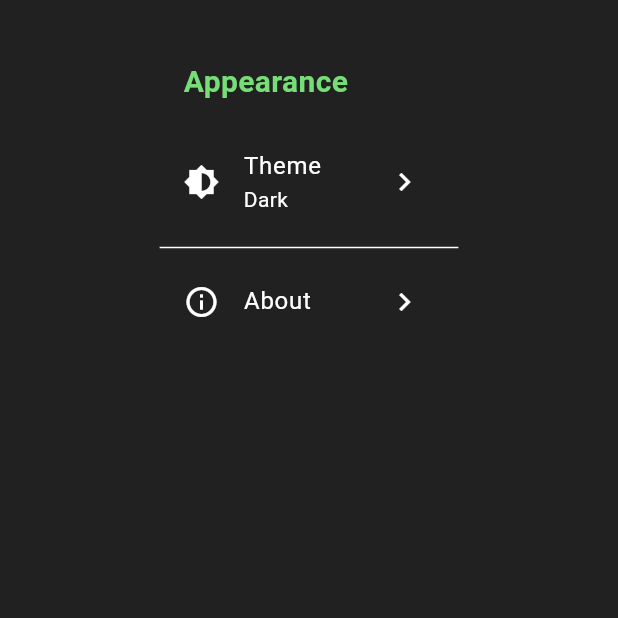
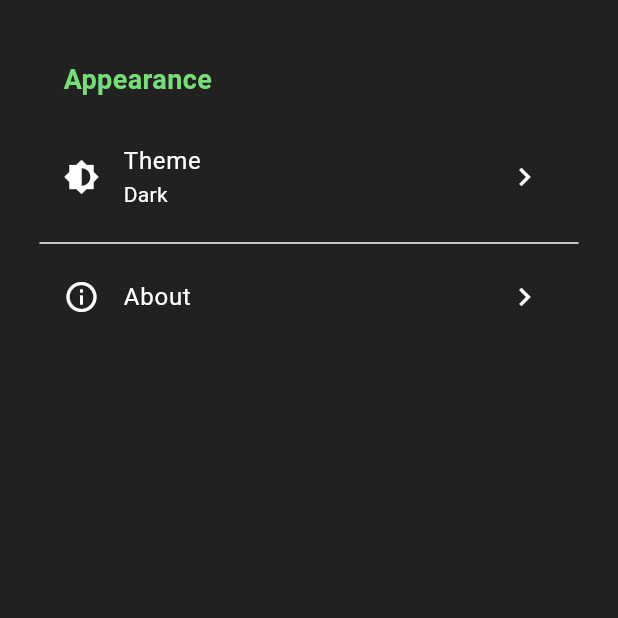
Before and after one commit to EmanuelEnan/Just-3, a Flutter app: the screen it shows after launch, after a tap on "Settings", on a phone screen of 412 x 824 dp, the top half of it. Run offline on Flutter 3.47's test engine with Material 3 defaults, Android fonts, the phone set to English and light mode, and no system bars; our stand-ins replace confetti, firebase_analytics, firebase_core, hive_ce, hive_ce_flutter; accounts and stored records are empty; generated files the repository leaves out were written again.

Commit message:
updated v4.0

```diff
--- a/lib/features/screens/history_screen.dart
+++ b/lib/features/screens/history_screen.dart
@@ -126,7 +126,8 @@ class HistoryScreenState extends State<HistoryScreen> {
                       final isFullyCompleted =
                           completedCount == totalTasks && totalTasks == 3;
 
-                      return Card(
+                      return Expanded(
+                        child: Card(
                           margin: EdgeInsets.only(bottom: 10),
                           elevation: 2,
                           child: ExpansionTile(
@@ -211,6 +212,7 @@ class HistoryScreenState extends State<HistoryScreen> {
                               ),
                             ],
                           ),
+                        ),
                       );
                     },
                   ),
--- a/lib/features/screens/home_screen.dart
+++ b/lib/features/screens/home_screen.dart
@@ -7,6 +7,8 @@ import 'package:just_3/core/constants/app_colors.dart';
 import 'package:just_3/core/constants/app_text_style.dart';
 import 'package:just_3/features/screens/history_screen.dart';
 import 'package:just_3/features/screens/settings_screen.dart';
+import 'package:just_3/features/widgets/fire_strike_animation.dart';
+import 'package:just_3/features/widgets/hover_container.dart';
 
 class HomeScreen extends StatefulWidget {
   final Function(ThemeMode) onThemeChanged;
@@ -659,7 +661,19 @@ class _HomeScreenState extends State<HomeScreen> with TickerProviderStateMixin {
       body: SafeArea(
         child: Center(
           child: Container(
-            // width: MediaQuery.sizeOf(context).width * .6,
+            width: MediaQuery.of(context).size.width > 600
+                ? MediaQuery.sizeOf(context).width * .6
+                : null,
+            margin: EdgeInsets.symmetric(vertical: 20),
+            decoration: BoxDecoration(
+              color: Theme.of(context).scaffoldBackgroundColor,
+              borderRadius: BorderRadius.circular(8),
+              border: Border.all(
+                color: MediaQuery.of(context).size.width > 600
+                    ? AppColors.pastelGreenColor
+                    : Colors.transparent,
+              ),
+            ),
             padding: const EdgeInsets.symmetric(horizontal: 35.0),
             child: Column(
               crossAxisAlignment: CrossAxisAlignment.center,
@@ -669,11 +683,11 @@ class _HomeScreenState extends State<HomeScreen> with TickerProviderStateMixin {
                   'Just 3',
                   style: kLargeHeading.copyWith(
                     fontSize: MediaQuery.of(context).size.width < 600
-                        ? MediaQuery.of(context).size.width * .06
-                        : MediaQuery.of(context).size.width * .06,
+                        ? MediaQuery.of(context).size.width * .05
+                        : MediaQuery.of(context).size.width * .05,
                   ),
                 ),
-                SizedBox(height: 10),
+                SizedBox(height: 8),
                 RichText(
                   textAlign: TextAlign.center,
                   text: TextSpan(
@@ -683,7 +697,7 @@ class _HomeScreenState extends State<HomeScreen> with TickerProviderStateMixin {
                         style: kHeading.copyWith(
                           fontSize: MediaQuery.of(context).size.width < 600
                               ? 16
-                              : 20,
+                              : 23,
                           color: Theme.of(context).textTheme.bodyLarge?.color,
                         ),
                       ),
@@ -691,8 +705,8 @@ class _HomeScreenState extends State<HomeScreen> with TickerProviderStateMixin {
                         text: 'NO MORE',
                         style: kSemiLargeHeading.copyWith(
                           fontSize: MediaQuery.of(context).size.width < 600
-                              ? 23
-                              : 28,
+                              ? 24
+                              : 30,
                           color: AppColors.pastelGreenColor,
                         ),
                       ),
@@ -774,9 +788,12 @@ class _HomeScreenState extends State<HomeScreen> with TickerProviderStateMixin {
                                             child: Align(
                                               alignment: Alignment.centerLeft,
                                               child: CustomPaint(
-                                                painter: StrikeThroughPainter(
+                                                painter:
+                                                    LightningStrikeThroughPainter(
+                                                      // or LightningStrikeThroughPainter, etc.
                                                       progress:
-                                                      strikeAnimations[i].value,
+                                                          strikeAnimations[i]
+                                                              .value,
                                                     ),
                                                 child: Container(height: 1),
                                               ),
@@ -797,33 +814,42 @@ class _HomeScreenState extends State<HomeScreen> with TickerProviderStateMixin {
                     padding: const EdgeInsets.only(top: 12.0),
                     child: Column(
                       children: [
-                        Container(
-                          padding: EdgeInsets.all(15),
+                        HoverContainer(
                           width: taskCardWidth,
-                          decoration: BoxDecoration(
-                            borderRadius: BorderRadius.circular(10),
                           color: Colors.blueGrey,
+                          boxShadow: [
+                            BoxShadow(
+                              color: AppColors.warmOrangeColor,
+                              blurRadius: 4,
+                              offset: Offset(2, 2),
                             ),
+                          ],
                           child: Text('Task #1', style: kRegular),
                         ),
-                        SizedBox(height: 7),
-                        Container(
-                          padding: EdgeInsets.all(15),
+                        SizedBox(height: 14),
+                        HoverContainer(
                           width: taskCardWidth,
-                          decoration: BoxDecoration(
-                            borderRadius: BorderRadius.circular(10),
                           color: Colors.blueGrey,
+                          boxShadow: [
+                            BoxShadow(
+                              color: AppColors.warmOrangeColor,
+                              blurRadius: 4,
+                              offset: Offset(2, 2),
                             ),
+                          ],
                           child: Text('Task #2', style: kRegular),
                         ),
-                        SizedBox(height: 7),
-                        Container(
-                          padding: EdgeInsets.all(15),
+                        SizedBox(height: 14),
+                        HoverContainer(
                           width: taskCardWidth,
-                          decoration: BoxDecoration(
-                            borderRadius: BorderRadius.circular(10),
                           color: Colors.blueGrey,
+                          boxShadow: [
+                            BoxShadow(
+                              color: AppColors.warmOrangeColor,
+                              blurRadius: 4,
+                              offset: Offset(2, 2),
                             ),
+                          ],
                           child: Text('Task #3', style: kRegular),
                         ),
                       ],
@@ -835,23 +861,29 @@ class _HomeScreenState extends State<HomeScreen> with TickerProviderStateMixin {
                     padding: const EdgeInsets.all(12.0),
                     child: Column(
                       children: [
-                        Container(
-                          padding: EdgeInsets.all(15),
+                        HoverContainer(
                           width: taskCardWidth,
-                          decoration: BoxDecoration(
-                            borderRadius: BorderRadius.circular(10),
                           color: Colors.blueGrey,
+                          boxShadow: [
+                            BoxShadow(
+                              color: AppColors.warmOrangeColor,
+                              blurRadius: 4,
+                              offset: Offset(2, 2),
                             ),
+                          ],
                           child: Text('Task #2', style: kRegular),
                         ),
-                        SizedBox(height: 12),
-                        Container(
-                          padding: EdgeInsets.all(15),
+                        SizedBox(height: 14),
+                        HoverContainer(
                           width: taskCardWidth,
-                          decoration: BoxDecoration(
-                            borderRadius: BorderRadius.circular(10),
                           color: Colors.blueGrey,
+                          boxShadow: [
+                            BoxShadow(
+                              color: AppColors.warmOrangeColor,
+                              blurRadius: 4,
+                              offset: Offset(2, 2),
                             ),
+                          ],
                           child: Text('Task #3', style: kRegular),
                         ),
                       ],
@@ -863,13 +895,16 @@ class _HomeScreenState extends State<HomeScreen> with TickerProviderStateMixin {
                     padding: const EdgeInsets.all(12.0),
                     child: Column(
                       children: [
-                        Container(
-                          padding: EdgeInsets.all(15),
+                        HoverContainer(
                           width: taskCardWidth,
-                          decoration: BoxDecoration(
-                            borderRadius: BorderRadius.circular(10),
                           color: Colors.blueGrey,
+                          boxShadow: [
+                            BoxShadow(
+                              color: AppColors.warmOrangeColor,
+                              blurRadius: 4,
+                              offset: Offset(2, 2),
                             ),
+                          ],
                           child: Text('Task #3', style: kRegular),
                         ),
                       ],
@@ -884,6 +919,13 @@ class _HomeScreenState extends State<HomeScreen> with TickerProviderStateMixin {
                     decoration: BoxDecoration(
                       color: AppColors.pastelGreenColor,
                       borderRadius: BorderRadius.circular(8),
+                      boxShadow: [
+                        BoxShadow(
+                          color: AppColors.warmOrangeColor,
+                          blurRadius: 4,
+                          offset: Offset(2, 2),
+                        ),
+                      ],
                     ),
                     child: Text(
                       '✓ Completed',
@@ -982,26 +1024,26 @@ class _HomeScreenState extends State<HomeScreen> with TickerProviderStateMixin {
 }
 
 // Custom painter for animated strike-through line
-class StrikeThroughPainter extends CustomPainter {
-  final double progress;
+// class StrikeThroughPainter extends CustomPainter {
+//   final double progress;
 
-  StrikeThroughPainter({required this.progress});
+//   StrikeThroughPainter({required this.progress});
 
-  @override
-  void paint(Canvas canvas, Size size) {
-    final paint = Paint()
-      ..color = Colors.black
-      ..strokeWidth = 1.5
-      ..style = PaintingStyle.stroke;
+//   @override
+//   void paint(Canvas canvas, Size size) {
+//     final paint = Paint()
+//       ..color = Colors.black
+//       ..strokeWidth = 1.5
+//       ..style = PaintingStyle.stroke;
 
-    final startPoint = Offset(0, size.height / 2);
-    final endPoint = Offset(size.width * progress, size.height / 2);
+//     final startPoint = Offset(0, size.height / 2);
+//     final endPoint = Offset(size.width * progress, size.height / 2);
 
-    canvas.drawLine(startPoint, endPoint, paint);
-  }
+//     canvas.drawLine(startPoint, endPoint, paint);
+//   }
 
-  @override
-  bool shouldRepaint(StrikeThroughPainter oldDelegate) {
-    return oldDelegate.progress != progress;
-  }
-}
+//   @override
+//   bool shouldRepaint(StrikeThroughPainter oldDelegate) {
+//     return oldDelegate.progress != progress;
+//   }
+// }
--- a/lib/features/screens/settings_screen.dart
+++ b/lib/features/screens/settings_screen.dart
@@ -48,10 +48,35 @@ class _SettingsScreenState extends State<SettingsScreen> {
   Widget build(BuildContext context) {
     return Scaffold(
       body: SafeArea(
-        child: Center(
+        child: LayoutBuilder(
+          builder: (context, constraints) {
+            // Determine container width based on screen size
+            double containerWidth;
+            if (constraints.maxWidth > 1200) {
+              // Desktop/Large screens
+              containerWidth = constraints.maxWidth * 0.4;
+            } else if (constraints.maxWidth > 800) {
+              // Tablet/Medium screens
+              containerWidth = constraints.maxWidth * 0.6;
+            } else if (constraints.maxWidth > 600) {
+              // Small tablet
+              containerWidth = constraints.maxWidth * 0.8;
+            } else {
+              // Mobile
+              containerWidth = constraints.maxWidth * 0.95;
+            }
+
+            return Center(
               child: Container(
-            width: MediaQuery.of(context).size.width * .6,
-            padding: EdgeInsets.all(24),
+                width: containerWidth,
+                constraints: BoxConstraints(
+                  maxWidth: 800, // Maximum width limit
+                  minWidth: 300, // Minimum width
+                ),
+                padding: EdgeInsets.symmetric(
+                  horizontal: constraints.maxWidth > 600 ? 24 : 16,
+                  vertical: 24,
+                ),
                 child: ListView(
                   children: [
                     Padding(
@@ -59,7 +84,7 @@ class _SettingsScreenState extends State<SettingsScreen> {
                       child: Text(
                         'Appearance',
                         style: TextStyle(
-                      fontSize: 20,
+                          fontSize: constraints.maxWidth > 600 ? 20 : 18,
                           fontWeight: FontWeight.bold,
                           color: AppColors.pastelGreenColor,
                         ),
@@ -71,9 +96,7 @@ class _SettingsScreenState extends State<SettingsScreen> {
                       title: Text('Theme'),
                       subtitle: Text(_getThemeDisplayName(_selectedTheme)),
                       trailing: Icon(Icons.chevron_right),
-                  onTap: () {
-                    _showThemeDialog();
-                  },
+                      onTap: _showThemeDialog,
                     ),
 
                     Divider(),
@@ -82,13 +105,13 @@ class _SettingsScreenState extends State<SettingsScreen> {
                       leading: Icon(Icons.info_outline),
                       title: Text('About'),
                       trailing: Icon(Icons.chevron_right),
-                  onTap: () {
-                    _showAboutDialog();
-                  },
+                      onTap: _showAboutDialog,
                     ),
                   ],
                 ),
               ),
+            );
+          },
         ),
       ),
     );
--- /dev/null
+++ b/lib/features/widgets/hover_container.dart
@@ -0,0 +1,76 @@
+import 'package:flutter/material.dart';
+
+class HoverContainer extends StatefulWidget {
+  final Widget child;
+  final double? width;
+  final EdgeInsets? padding;
+  final Color? color;
+  final BorderRadius? borderRadius;
+  final List<BoxShadow>? boxShadow;
+
+  const HoverContainer({
+    super.key,
+    required this.child,
+    this.width,
+    this.padding,
+    this.color,
+    this.borderRadius,
+    this.boxShadow,
+  });
+
+  @override
+  HoverContainerState createState() => HoverContainerState();
+}
+
+class HoverContainerState extends State<HoverContainer> {
+  bool _isHovering = false;
+
+  @override
+  Widget build(BuildContext context) {
+    return MouseRegion(
+      onEnter: (_) => setState(() => _isHovering = true),
+      onExit: (_) => setState(() => _isHovering = false),
+      cursor: SystemMouseCursors.click,
+      child: AnimatedContainer(
+        duration: Duration(milliseconds: 200),
+        curve: Curves.easeInOut,
+        transform: Matrix4.translationValues(0, _isHovering ? -5 : 0, 0),
+        padding: widget.padding ?? EdgeInsets.all(15),
+        width: widget.width,
+        decoration: BoxDecoration(
+          borderRadius: widget.borderRadius ?? BorderRadius.circular(10),
+          color: widget.color ?? Colors.blueGrey,
+          boxShadow: widget.boxShadow?.map((shadow) {
+            return BoxShadow(
+              color: shadow.color,
+              blurRadius: _isHovering
+                  ? shadow.blurRadius * 2
+                  : shadow.blurRadius,
+              offset: _isHovering
+                  ? Offset(shadow.offset.dx, shadow.offset.dy * 2)
+                  : shadow.offset,
+              spreadRadius: _isHovering
+                  ? (shadow.spreadRadius + 2)
+                  : shadow.spreadRadius,
+            );
+          }).toList(),
+        ),
+        child: widget.child,
+      ),
+    );
+  }
+}
+
+// // Usage:
+// HoverContainer(
+//   width: taskCardWidth,
+//   color: Colors.blueGrey,
+//   boxShadow: [
+//     BoxShadow(
+//       color: AppColors.warmOrangeColor,
+//       blurRadius: 4,
+//       offset: Offset(2, 2),
+//     ),
+//   ],
+//   child: Text('Task #1', style: kRegular),
+// ),
```
Also changed, not shown: lib/features/widgets/fire_strike_animation.dart (added, +50 -0 lines), 4 other files. Lines whose indentation alone changed are shown as unchanged.
